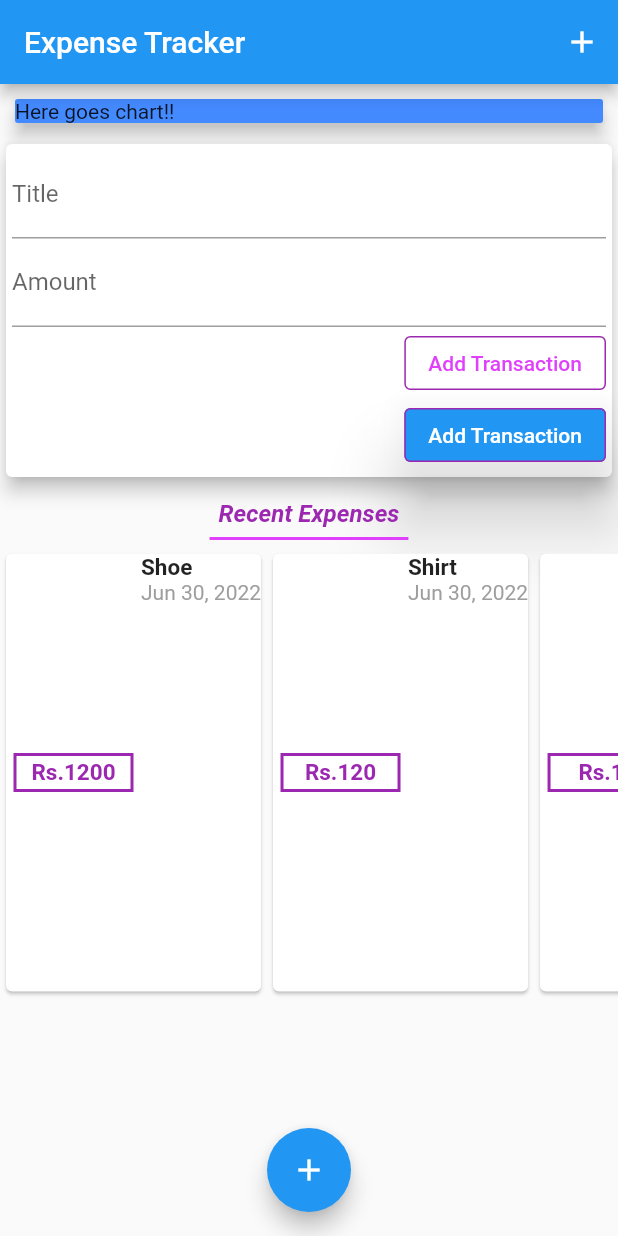
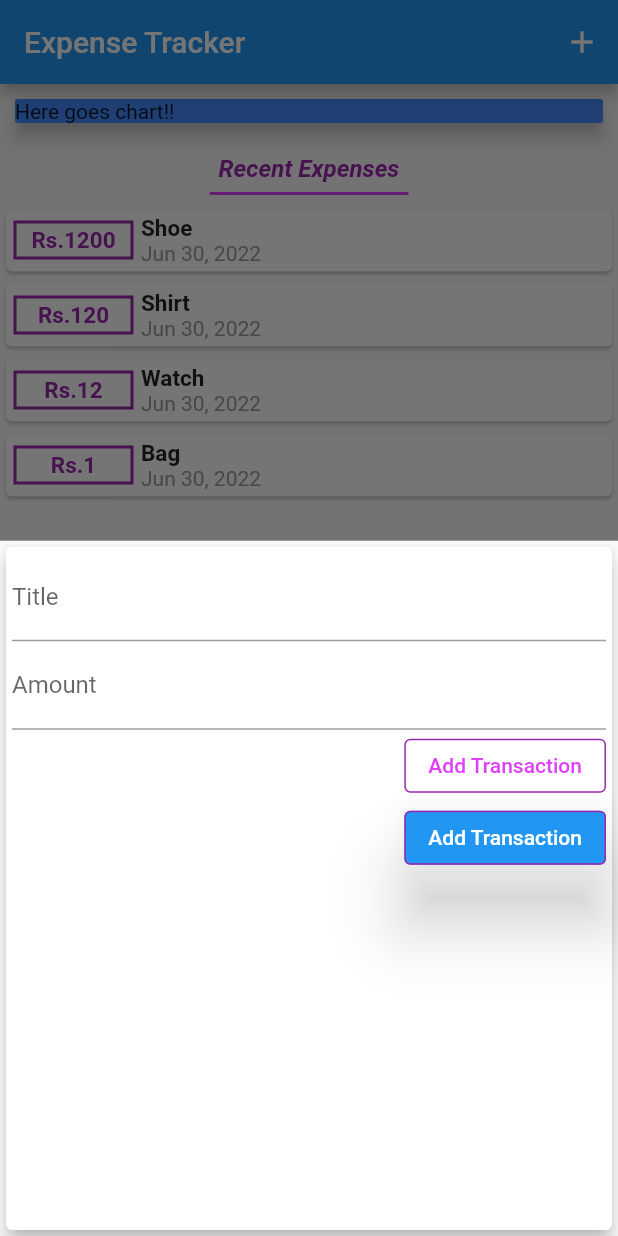
Before and after one commit to Nisschhal/flutter_expense_app, a Flutter app: the screen it shows after launch, after a tap on the "add" icon, on a phone screen of 412 x 824 dp. Run offline on Flutter 3.47's test engine with Material 2 defaults, Android fonts, the phone set to English and light mode, and no system bars.

Commit message:
making final changes and moving for the styling

```diff
--- a/lib/main.dart
+++ b/lib/main.dart
@@ -1,5 +1,9 @@
-import 'package:expense_tracker/widgets/user_transaction.dart';
+import 'package:expense_tracker/widgets/new_transaction.dart';
+import 'package:flutter/gestures.dart';
 import 'package:flutter/material.dart';
+
+import 'models/transaction.dart';
+import 'widgets/transactions_list.dart';
 
 void main() => runApp(const MyApp());
 
@@ -15,11 +19,48 @@ class MyApp extends StatelessWidget {
   }
 }
 
-class MyHomePage extends StatelessWidget {
+class MyHomePage extends StatefulWidget {
   MyHomePage({Key? key}) : super(key: key);
 
+  @override
+  State<MyHomePage> createState() => _MyHomePageState();
+}
+
+class _MyHomePageState extends State<MyHomePage> {
   final titleController = TextEditingController();
+
   final amoutnController = TextEditingController();
+
+  final List<Transaction> _userTransactions = [
+    Transaction(id: "01", title: "Shoe", amount: 1200, date: DateTime.now()),
+    Transaction(id: "02", title: "Shirt", amount: 120, date: DateTime.now()),
+    Transaction(id: "03", title: "Watch", amount: 12, date: DateTime.now()),
+    Transaction(id: "04", title: "Bag", amount: 1, date: DateTime.now()),
+  ];
+
+  void _addNewTransaction(String txTitle, double txAmount) {
+    final newTx = Transaction(
+        id: DateTime.now().toString(),
+        title: txTitle,
+        amount: txAmount,
+        date: DateTime.now());
+    setState(() {
+      _userTransactions.add(newTx);
+      print("Working fine");
+    });
+  }
+
+  void _startNewTransaction(BuildContext context) {
+    showModalBottomSheet(
+        context: context,
+        builder: (_) {
+          return GestureDetector(
+            onTap: () {},
+            child: NewTransaction(_addNewTransaction),
+            behavior: HitTestBehavior.opaque,
+          );
+        });
+  }
 
   @override
   Widget build(BuildContext context) {
@@ -29,7 +70,7 @@ class MyHomePage extends StatelessWidget {
         actions: [
           IconButton(
             icon: const Icon(Icons.add),
-            onPressed: () {},
+            onPressed: () => _startNewTransaction(context),
           ),
         ],
       ),
@@ -50,13 +91,33 @@ class MyHomePage extends StatelessWidget {
                 child: const Text("Here goes chart!!"),
               ),
             ),
-            const UserTransaction()
+            Center(
+              child: Container(
+                padding: const EdgeInsets.all(6),
+                margin: const EdgeInsets.all(5),
+                decoration: const BoxDecoration(
+                    border: Border(
+                        bottom:
+                            BorderSide(width: 2, color: Colors.purpleAccent))),
+                child: const Text(
+                  "Recent Expenses",
+                  style: TextStyle(
+                    fontSize: 16,
+                    fontWeight: FontWeight.bold,
+                    color: Colors.purple,
+                    fontStyle: FontStyle.italic,
+                  ),
+                  // textAlign: TextAlign.center,
+                ),
+              ),
+            ),
+            TransactionList(_userTransactions),
           ],
         ),
       ),
       floatingActionButtonLocation: FloatingActionButtonLocation.centerFloat,
       floatingActionButton: FloatingActionButton(
-        onPressed: () {},
+        onPressed: () => _startNewTransaction(context),
         child: const Icon(Icons.add),
       ),
     );
--- a/lib/widgets/new_transaction.dart
+++ b/lib/widgets/new_transaction.dart
@@ -2,10 +2,19 @@
 
 import 'package:flutter/material.dart';
 
-class NewTransaction extends StatelessWidget {
+class NewTransaction extends StatefulWidget {
+  final Function addHandler;
+
+  NewTransaction(this.addHandler);
+
+  @override
+  State<NewTransaction> createState() => _NewTransactionState();
+}
+
+class _NewTransactionState extends State<NewTransaction> {
   final titleController = TextEditingController();
+
   final amountController = TextEditingController();
-  final Function addHandler;
 
   void submitDate() {
     final enteredTitle = titleController.text;
@@ -15,11 +24,12 @@ class NewTransaction extends StatelessWidget {
       return;
     }
 
-    addHandler(titleController.text, double.parse(amountController.text));
+    widget.addHandler(
+        titleController.text, double.parse(amountController.text));
+
+    Navigator.of(context).pop();
   }
 
-  // ignore: use_key_in_widget_constructors
-  NewTransaction(this.addHandler);
   @override
   Widget build(BuildContext context) {
     return Card(
--- a/lib/widgets/transactions_list.dart
+++ b/lib/widgets/transactions_list.dart
@@ -15,7 +15,7 @@ class TransactionList extends StatelessWidget {
     return Container(
       height: 300,
       child: ListView.builder(
-        scrollDirection: Axis.horizontal,
+        // scrollDirection: Axis.horizontal,
         itemBuilder: (context, index) {
           return Card(
             child: Row(
--- a/lib/widgets/user_transaction.dart
+++ /dev/null
@@ -1,61 +0,0 @@
-import '../models/transaction.dart';
-import './new_transaction.dart';
-import './transactions_list.dart';
-import 'package:flutter/material.dart';
-
-class UserTransaction extends StatefulWidget {
-  const UserTransaction({Key? key}) : super(key: key);
-
-  @override
-  State<UserTransaction> createState() => _MyWidgetState();
-}
-
-class _MyWidgetState extends State<UserTransaction> {
-  final List<Transaction> _userTransactions = [
-    Transaction(id: "01", title: "Shoe", amount: 1200, date: DateTime.now()),
-    Transaction(id: "02", title: "Shirt", amount: 120, date: DateTime.now()),
-    Transaction(id: "03", title: "Watch", amount: 12, date: DateTime.now()),
-    Transaction(id: "04", title: "Bag", amount: 1, date: DateTime.now()),
-  ];
-
-  void _addNewTransaction(String txTitle, double txAmount) {
-    final newTx = Transaction(
-        id: DateTime.now().toString(),
-        title: txTitle,
-        amount: txAmount,
-        date: DateTime.now());
-    setState(() {
-      _userTransactions.add(newTx);
-      print("Working fine");
-    });
-  }
-
-  @override
-  Widget build(BuildContext context) {
-    return Column(
-      children: [
-        NewTransaction(_addNewTransaction),
-        Center(
-          child: Container(
-            padding: const EdgeInsets.all(6),
-            margin: const EdgeInsets.all(5),
-            decoration: const BoxDecoration(
-                border: Border(
-                    bottom: BorderSide(width: 2, color: Colors.purpleAccent))),
-            child: const Text(
-              "Recent Expenses",
-              style: TextStyle(
-                fontSize: 16,
-                fontWeight: FontWeight.bold,
-                color: Colors.purple,
-                fontStyle: FontStyle.italic,
-              ),
-              // textAlign: TextAlign.center,
-            ),
-          ),
-        ),
-        TransactionList(_userTransactions),
-      ],
-    );
-  }
-}
```
